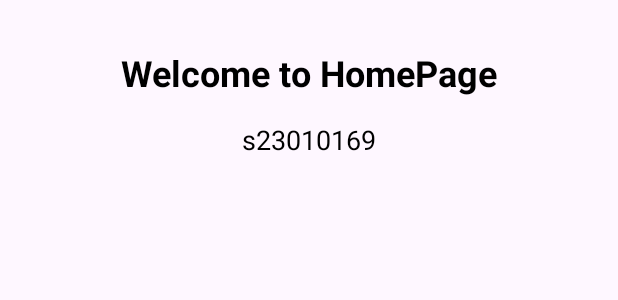
After one commit to MadhukaH/Lab-Test-EEI4369, an Android app: the layout activity_home.xml on its own in the app's theme, with its tools: preview values and no code run, on a phone screen of 412 x 824 dp. The commit adds this screen. Shown: the top 300 px of the screen. Run offline under Robolectric (Android 15) with nearby library versions, the light colour scheme and no system bars.

Commit message:
cerate HomeScreen and Set Navigate LoginScreen to HomeScreen

```diff
--- a/app/src/main/AndroidManifest.xml
+++ b/app/src/main/AndroidManifest.xml
@@ -24,6 +24,9 @@
         <activity
             android:name=".LoginActivity"
             android:exported="false" />
+        <activity
+            android:name=".HomeActivity"
+            android:exported="false" />
     </application>
 
 </manifest>
--- /dev/null
+++ b/app/src/main/java/com/s23010169/madhuka/HomeActivity.java
@@ -0,0 +1,13 @@
+package com.s23010169.madhuka;
+
+import android.os.Bundle;
+import androidx.appcompat.app.AppCompatActivity;
+
+public class HomeActivity extends AppCompatActivity {
+
+    @Override
+    protected void onCreate(Bundle savedInstanceState) {
+        super.onCreate(savedInstanceState);
+        setContentView(R.layout.activity_home);
+    }
+}
--- a/app/src/main/java/com/s23010169/madhuka/LoginActivity.java
+++ b/app/src/main/java/com/s23010169/madhuka/LoginActivity.java
@@ -8,6 +8,7 @@
 import android.widget.VideoView;
 import android.net.Uri;
 import android.media.MediaPlayer;
+import android.content.Intent;
 
 public class LoginActivity extends AppCompatActivity {
     private EditText usernameInput;
@@ -39,8 +40,10 @@
                 return;
             }
 
-            // TODO: Implement actual login logic here
-            Toast.makeText(this, "Login clicked", Toast.LENGTH_SHORT).show();
+            // Navigate to HomeActivity
+            Intent intent = new Intent(LoginActivity.this, HomeActivity.class);
+            startActivity(intent);
+            finish(); // Close the login activity
         });
     }
 
--- /dev/null
+++ b/app/src/main/res/layout/activity_home.xml
@@ -0,0 +1,34 @@
+<?xml version="1.0" encoding="utf-8"?>
+<androidx.constraintlayout.widget.ConstraintLayout xmlns:android="http://schemas.android.com/apk/res/android"
+    xmlns:app="http://schemas.android.com/apk/res-auto"
+    xmlns:tools="http://schemas.android.com/tools"
+    android:layout_width="match_parent"
+    android:layout_height="match_parent"
+    tools:context=".HomeActivity">
+
+    <TextView
+        android:id="@+id/welcomeText"
+        android:layout_width="wrap_content"
+        android:layout_height="wrap_content"
+        android:text="Welcome to HomePage"
+        android:textSize="24sp"
+        android:textStyle="bold"
+        android:textColor="@android:color/black"
+        app:layout_constraintTop_toTopOf="parent"
+        app:layout_constraintStart_toStartOf="parent"
+        app:layout_constraintEnd_toEndOf="parent"
+        android:layout_marginTop="32dp" />
+
+    <TextView
+        android:id="@+id/studentIdText"
+        android:layout_width="wrap_content"
+        android:layout_height="wrap_content"
+        android:text="s23010169"
+        android:textSize="18sp"
+        android:textColor="@android:color/black"
+        app:layout_constraintTop_toBottomOf="@id/welcomeText"
+        app:layout_constraintStart_toStartOf="parent"
+        app:layout_constraintEnd_toEndOf="parent"
+        android:layout_marginTop="16dp" />
+
+</androidx.constraintlayout.widget.ConstraintLayout>
```
